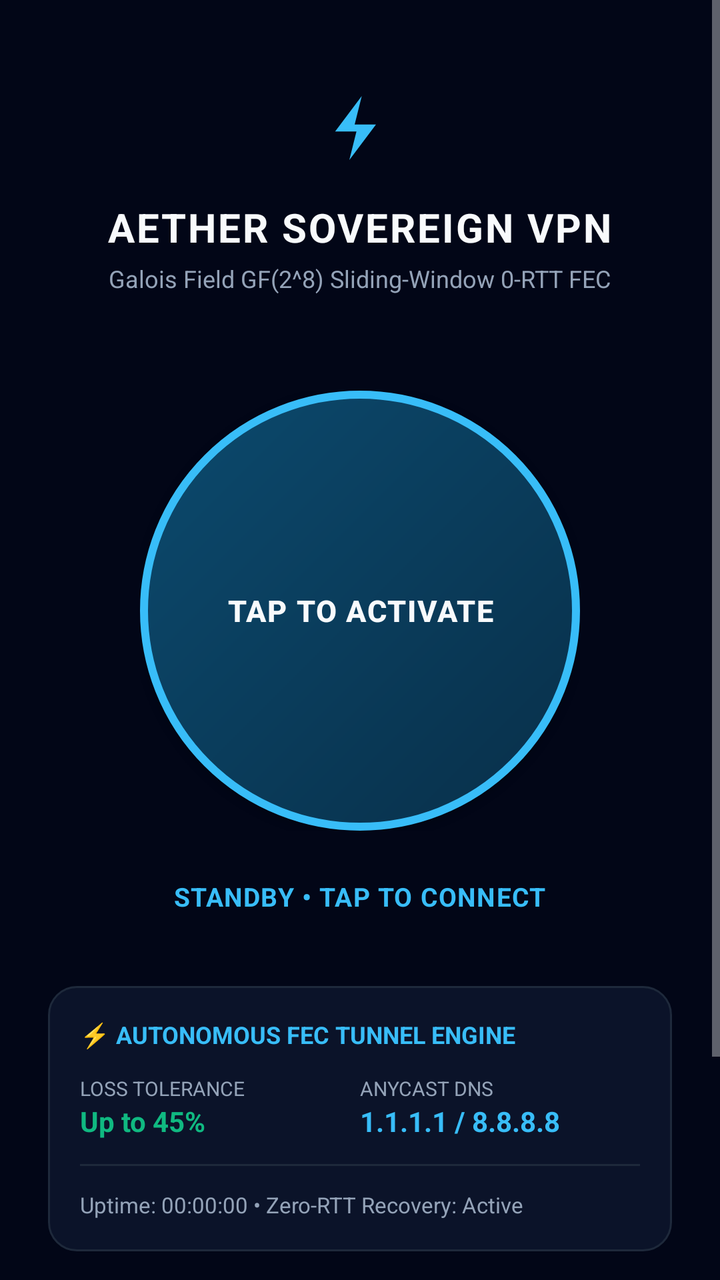
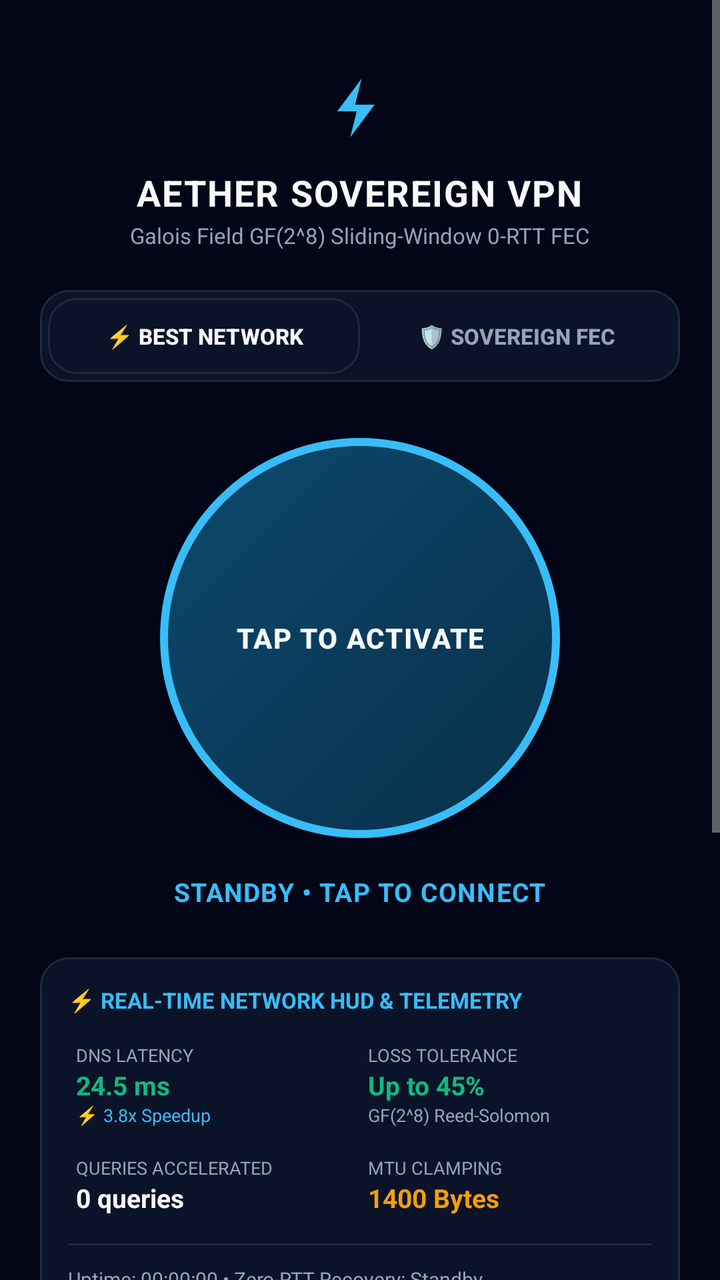

Compare the two renders of this Android layout. The source of the first and the diff that turns it into the second are given below.
<!-- AndroidManifest.xml: application theme Theme.Aether -->
<!-- res/layout/activity_main.xml -->
<?xml version="1.0" encoding="utf-8"?>
<ScrollView xmlns:android="http://schemas.android.com/apk/res/android"
    android:layout_width="match_parent"
    android:layout_height="match_parent"
    android:background="@color/bg_dark"
    android:fillViewport="true">

    <LinearLayout
        android:layout_width="match_parent"
        android:layout_height="wrap_content"
        android:orientation="vertical"
        android:padding="24dp"
        android:gravity="center_horizontal">

        
        <ImageView
            android:layout_width="48dp"
            android:layout_height="48dp"
            android:layout_marginTop="16dp"
            android:src="@drawable/ic_aether_logo" />

        <TextView
            android:layout_width="wrap_content"
            android:layout_height="wrap_content"
            android:layout_marginTop="12dp"
            android:text="@string/vpn_title"
            android:textColor="@color/text_white"
            android:textSize="20sp"
            android:textStyle="bold"
            android:letterSpacing="0.05" />

        <TextView
            android:layout_width="wrap_content"
            android:layout_height="wrap_content"
            android:layout_marginTop="4dp"
            android:text="@string/vpn_subtitle"
            android:textColor="@color/text_muted"
            android:textSize="12sp" />

        
        <FrameLayout
            android:layout_width="220dp"
            android:layout_height="220dp"
            android:layout_marginTop="48dp"
            android:layout_marginBottom="24dp">

            <Button
                android:id="@+id/btn_toggle_vpn"
                android:layout_width="match_parent"
                android:layout_height="match_parent"
                android:background="@drawable/btn_circle_idle"
                android:text="@string/btn_activate"
                android:textColor="@color/text_white"
                android:textSize="15sp"
                android:textStyle="bold"
                android:letterSpacing="0.04"
                android:elevation="8dp" />
        </FrameLayout>

        
        <TextView
            android:id="@+id/tv_vpn_status"
            android:layout_width="wrap_content"
            android:layout_height="wrap_content"
            android:text="@string/status_standby"
            android:textColor="@color/cyan_glow"
            android:textSize="13sp"
            android:textStyle="bold"
            android:letterSpacing="0.03" />

        
        <LinearLayout
            android:layout_width="match_parent"
            android:layout_height="wrap_content"
            android:layout_marginTop="36dp"
            android:background="@drawable/card_bg"
            android:orientation="vertical"
            android:padding="16dp">

            <TextView
                android:layout_width="wrap_content"
                android:layout_height="wrap_content"
                android:text="⚡ AUTONOMOUS FEC TUNNEL ENGINE"
                android:textColor="@color/cyan_glow"
                android:textSize="12sp"
                android:textStyle="bold" />

            <LinearLayout
                android:layout_width="match_parent"
                android:layout_height="wrap_content"
                android:layout_marginTop="12dp"
                android:orientation="horizontal">

                <LinearLayout
                    android:layout_width="0dp"
                    android:layout_height="wrap_content"
                    android:layout_weight="1"
                    android:orientation="vertical">
                    <TextView
                        android:layout_width="wrap_content"
                        android:layout_height="wrap_content"
                        android:text="LOSS TOLERANCE"
                        android:textColor="@color/text_muted"
                        android:textSize="10sp" />
                    <TextView
                        android:id="@+id/tv_loss_tolerance"
                        android:layout_width="wrap_content"
                        android:layout_height="wrap_content"
                        android:text="Up to 45%"
                        android:textColor="@color/emerald_glow"
                        android:textSize="14sp"
                        android:textStyle="bold" />
                </LinearLayout>

                <LinearLayout
                    android:layout_width="0dp"
                    android:layout_height="wrap_content"
                    android:layout_weight="1"
                    android:orientation="vertical">
                    <TextView
                        android:layout_width="wrap_content"
                        android:layout_height="wrap_content"
                        android:text="ANYCAST DNS"
                        android:textColor="@color/text_muted"
                        android:textSize="10sp" />
                    <TextView
                        android:id="@+id/tv_dns_status"
                        android:layout_width="wrap_content"
                        android:layout_height="wrap_content"
                        android:text="1.1.1.1 / 8.8.8.8"
                        android:textColor="@color/cyan_glow"
                        android:textSize="14sp"
                        android:textStyle="bold" />
                </LinearLayout>
            </LinearLayout>

            <View
                android:layout_width="match_parent"
                android:layout_height="1dp"
                android:layout_marginTop="12dp"
                android:layout_marginBottom="12dp"
                android:background="@color/border_subtle" />

            <TextView
                android:id="@+id/tv_uptime_telemetry"
                android:layout_width="wrap_content"
                android:layout_height="wrap_content"
                android:text="Uptime: 00:00:00 • Zero-RTT Recovery: Active"
                android:textColor="@color/text_muted"
                android:textSize="11sp" />
        </LinearLayout>

        
        <LinearLayout
            android:layout_width="match_parent"
            android:layout_height="wrap_content"
            android:layout_marginTop="16dp"
            android:layout_marginBottom="24dp"
            android:background="@drawable/card_bg"
            android:orientation="vertical"
            android:padding="16dp">

            <TextView
                android:layout_width="wrap_content"
                android:layout_height="wrap_content"
                android:text="OPERATOR CREDENTIALS"
                android:textColor="@color/text_muted"
                android:textSize="10sp"
                android:textStyle="bold" />

            <TextView
                android:layout_width="wrap_content"
                android:layout_height="wrap_content"
                android:layout_marginTop="4dp"
                android:text="Tobi Olive (@tobiolive5850)"
                android:textColor="@color/text_white"
                android:textSize="13sp"
                android:textStyle="bold" />

            <TextView
                android:layout_width="wrap_content"
                android:layout_height="wrap_content"
                android:layout_marginTop="2dp"
                android:text="tobi585olive@gmail.com"
                android:textColor="@color/text_muted"
                android:textSize="12sp" />
        </LinearLayout>

    </LinearLayout>
</ScrollView>
<!-- resources referenced by this layout -->
<resources>
  <color name="bg_dark">#020617</color>
  <color name="border_subtle">#1e293b</color>
  <color name="cyan_glow">#38bdf8</color>
  <color name="emerald_glow">#10b981</color>
  <color name="text_muted">#94a3b8</color>
  <color name="text_white">#f8fafc</color>
  <!-- drawable btn_circle_idle (drawable) -->
  <?xml version="1.0" encoding="utf-8"?>
  <shape xmlns:android="http://schemas.android.com/apk/res/android"
      android:shape="oval">
      <gradient
          android:angle="135"
          android:startColor="#082f49"
          android:endColor="#0c4a6e"
          android:type="linear" />
      <stroke
          android:width="4dp"
          android:color="#38bdf8" />
      <size
          android:width="200dp"
          android:height="200dp" />
  </shape>
  <!-- drawable card_bg (drawable) -->
  <?xml version="1.0" encoding="utf-8"?>
  <shape xmlns:android="http://schemas.android.com/apk/res/android"
      android:shape="rectangle">
      <solid android:color="#0b1329" />
      <stroke
          android:width="1dp"
          android:color="#1e293b" />
      <corners android:radius="14dp" />
  </shape>
  <!-- drawable ic_aether_logo (drawable) -->
  <vector xmlns:android="http://schemas.android.com/apk/res/android"
      android:width="108dp"
      android:height="108dp"
      android:viewportWidth="108"
      android:viewportHeight="108">
      <path
          android:fillColor="#020617"
          android:pathData="M0,0h108v108h-108z"/>
      <path
          android:fillColor="#38bdf8"
          android:pathData="M56,18L26,58h24l-8,32 30,-40h-24z"/>
  </vector>
  <string name="btn_activate">TAP TO ACTIVATE</string>
  <string name="status_standby">STANDBY • TAP TO CONNECT</string>
  <string name="vpn_subtitle">Galois Field GF(2^8) Sliding-Window 0-RTT FEC</string>
  <string name="vpn_title">AETHER SOVEREIGN VPN</string>
  <style name="Theme.Aether" parent="android:Theme.Material.NoActionBar">
          <item name="android:statusBarColor">#020617</item>
          <item name="android:navigationBarColor">#020617</item>
          <item name="android:windowBackground">#020617</item>
      </style>
</resources>

<!-- the commit's change to res/layout/activity_main.xml (unified diff, before → after) -->
@@ -9,40 +9,72 @@
         android:layout_width="match_parent"
         android:layout_height="wrap_content"
         android:orientation="vertical"
-        android:padding="24dp"
+        android:padding="20dp"
         android:gravity="center_horizontal">
 
         
         <ImageView
-            android:layout_width="48dp"
-            android:layout_height="48dp"
-            android:layout_marginTop="16dp"
+            android:layout_width="44dp"
+            android:layout_height="44dp"
+            android:layout_marginTop="12dp"
             android:src="@drawable/ic_aether_logo" />
 
         <TextView
             android:layout_width="wrap_content"
             android:layout_height="wrap_content"
-            android:layout_marginTop="12dp"
+            android:layout_marginTop="8dp"
             android:text="@string/vpn_title"
             android:textColor="@color/text_white"
-            android:textSize="20sp"
+            android:textSize="18sp"
             android:textStyle="bold"
-            android:letterSpacing="0.05" />
+            android:letterSpacing="0.04" />
 
         <TextView
             android:layout_width="wrap_content"
             android:layout_height="wrap_content"
-            android:layout_marginTop="4dp"
+            android:layout_marginTop="2dp"
             android:text="@string/vpn_subtitle"
             android:textColor="@color/text_muted"
-            android:textSize="12sp" />
+            android:textSize="11sp" />
+
+        
+        <LinearLayout
+            android:layout_width="match_parent"
+            android:layout_height="wrap_content"
+            android:layout_marginTop="20dp"
+            android:orientation="horizontal"
+            android:background="@drawable/card_bg"
+            android:padding="4dp">
+
+            <Button
+                android:id="@+id/btn_mode_best"
+                android:layout_width="0dp"
+                android:layout_height="38dp"
+                android:layout_weight="1"
+                android:text="⚡ BEST NETWORK"
+                android:textSize="11sp"
+                android:textStyle="bold"
+                android:textColor="@color/text_white"
+                android:background="@drawable/card_bg" />
+
+            <Button
+                android:id="@+id/btn_mode_turbo"
+                android:layout_width="0dp"
+                android:layout_height="38dp"
+                android:layout_weight="1"
+                android:text="🛡️ SOVEREIGN FEC"
+                android:textSize="11sp"
+                android:textStyle="bold"
+                android:textColor="@color/text_muted"
+                android:background="@android:color/transparent" />
+        </LinearLayout>
 
         
         <FrameLayout
-            android:layout_width="220dp"
-            android:layout_height="220dp"
-            android:layout_marginTop="48dp"
-            android:layout_marginBottom="24dp">
+            android:layout_width="200dp"
+            android:layout_height="200dp"
+            android:layout_marginTop="28dp"
+            android:layout_marginBottom="18dp">
 
             <Button
                 android:id="@+id/btn_toggle_vpn"
@@ -51,10 +83,10 @@
                 android:background="@drawable/btn_circle_idle"
                 android:text="@string/btn_activate"
                 android:textColor="@color/text_white"
-                android:textSize="15sp"
+                android:textSize="14sp"
                 android:textStyle="bold"
                 android:letterSpacing="0.04"
-                android:elevation="8dp" />
+                android:elevation="6dp" />
         </FrameLayout>
 
         
@@ -72,98 +104,205 @@
         <LinearLayout
             android:layout_width="match_parent"
             android:layout_height="wrap_content"
-            android:layout_marginTop="36dp"
+            android:layout_marginTop="24dp"
             android:background="@drawable/card_bg"
             android:orientation="vertical"
-            android:padding="16dp">
-
-            <TextView
-                android:layout_width="wrap_content"
-                android:layout_height="wrap_content"
-                android:text="⚡ AUTONOMOUS FEC TUNNEL ENGINE"
+            android:padding="14dp">
+
+            <TextView
+                android:layout_width="wrap_content"
+                android:layout_height="wrap_content"
+                android:text="⚡ REAL-TIME NETWORK HUD &amp; TELEMETRY"
                 android:textColor="@color/cyan_glow"
-                android:textSize="12sp"
+                android:textSize="11sp"
                 android:textStyle="bold" />
 
-            <LinearLayout
-                android:layout_width="match_parent"
-                android:layout_height="wrap_content"
-                android:layout_marginTop="12dp"
-                android:orientation="horizontal">
+            <GridLayout
+                android:layout_width="match_parent"
+                android:layout_height="wrap_content"
+                android:layout_marginTop="10dp"
+                android:columnCount="2">
 
                 <LinearLayout
                     android:layout_width="0dp"
                     android:layout_height="wrap_content"
-                    android:layout_weight="1"
-                    android:orientation="vertical">
-                    <TextView
-                        android:layout_width="wrap_content"
-                        android:layout_height="wrap_content"
-                        android:text="LOSS TOLERANCE"
-                        android:textColor="@color/text_muted"
-                        android:textSize="10sp" />
-                    <TextView
-                        android:id="@+id/tv_loss_tolerance"
-                        android:layout_width="wrap_content"
-                        android:layout_height="wrap_content"
-                        android:text="Up to 45%"
+                    android:layout_columnWeight="1"
+                    android:orientation="vertical"
+                    android:padding="4dp">
+                    <TextView
+                        android:layout_width="wrap_content"
+                        android:layout_height="wrap_content"
+                        android:text="DNS LATENCY"
+                        android:textColor="@color/text_muted"
+                        android:textSize="9sp" />
+                    <TextView
+                        android:id="@+id/tv_dns_latency"
+                        android:layout_width="wrap_content"
+                        android:layout_height="wrap_content"
+                        android:text="24.5 ms"
                         android:textColor="@color/emerald_glow"
-                        android:textSize="14sp"
+                        android:textSize="13sp"
                         android:textStyle="bold" />
+                    <TextView
+                        android:id="@+id/tv_dns_gain"
+                        android:layout_width="wrap_content"
+                        android:layout_height="wrap_content"
+                        android:text="⚡ 3.8x Speedup"
+                        android:textColor="@color/cyan_glow"
+                        android:textSize="9sp" />
                 </LinearLayout>
 
                 <LinearLayout
                     android:layout_width="0dp"
                     android:layout_height="wrap_content"
-                    android:layout_weight="1"
-                    android:orientation="vertical">
-                    <TextView
-                        android:layout_width="wrap_content"
-                        android:layout_height="wrap_content"
-                        android:text="ANYCAST DNS"
-                        android:textColor="@color/text_muted"
-                        android:textSize="10sp" />
-                    <TextView
-                        android:id="@+id/tv_dns_status"
-                        android:layout_width="wrap_content"
-                        android:layout_height="wrap_content"
-                        android:text="1.1.1.1 / 8.8.8.8"
-                        android:textColor="@color/cyan_glow"
-                        android:textSize="14sp"
+                    android:layout_columnWeight="1"
+                    android:orientation="vertical"
+                    android:padding="4dp">
+                    <TextView
+                        android:layout_width="wrap_content"
+                        android:layout_height="wrap_content"
+                        android:text="LOSS TOLERANCE"
+                        android:textColor="@color/text_muted"
+                        android:textSize="9sp" />
+                    <TextView
+                        android:id="@+id/tv_loss_tolerance"
+                        android:layout_width="wrap_content"
+                        android:layout_height="wrap_content"
+                        android:text="Up to 45%"
+                        android:textColor="@color/emerald_glow"
+                        android:textSize="13sp"
+                        android:textStyle="bold" />
+                    <TextView
+                        android:layout_width="wrap_content"
+                        android:layout_height="wrap_content"
+                        android:text="GF(2^8) Reed-Solomon"
+                        android:textColor="@color/text_muted"
+                        android:textSize="9sp" />
+                </LinearLayout>
+
+                <LinearLayout
+                    android:layout_width="0dp"
+                    android:layout_height="wrap_content"
+                    android:layout_columnWeight="1"
+                    android:orientation="vertical"
+                    android:padding="4dp"
+                    android:layout_marginTop="6dp">
+                    <TextView
+                        android:layout_width="wrap_content"
+                        android:layout_height="wrap_content"
+                        android:text="QUERIES ACCELERATED"
+                        android:textColor="@color/text_muted"
+                        android:textSize="9sp" />
+                    <TextView
+                        android:id="@+id/tv_queries_count"
+                        android:layout_width="wrap_content"
+                        android:layout_height="wrap_content"
+                        android:text="0 queries"
+                        android:textColor="@color/text_white"
+                        android:textSize="13sp"
                         android:textStyle="bold" />
                 </LinearLayout>
-            </LinearLayout>
+
+                <LinearLayout
+                    android:layout_width="0dp"
+                    android:layout_height="wrap_content"
+                    android:layout_columnWeight="1"
+                    android:orientation="vertical"
+                    android:padding="4dp"
+                    android:layout_marginTop="6dp">
+                    <TextView
+                        android:layout_width="wrap_content"
+                        android:layout_height="wrap_content"
+                        android:text="MTU CLAMPING"
+                        android:textColor="@color/text_muted"
+                        android:textSize="9sp" />
+                    <TextView
+                        android:layout_width="wrap_content"
+                        android:layout_height="wrap_content"
+                        android:text="1400 Bytes"
+                        android:textColor="@color/amber_alert"
+                        android:textSize="13sp"
+                        android:textStyle="bold" />
+                </LinearLayout>
+            </GridLayout>
 
             <View
                 android:layout_width="match_parent"
                 android:layout_height="1dp"
-                android:layout_marginTop="12dp"
-                android:layout_marginBottom="12dp"
+                android:layout_marginTop="10dp"
+                android:layout_marginBottom="10dp"
                 android:background="@color/border_subtle" />
 
             <TextView
                 android:id="@+id/tv_uptime_telemetry"
                 android:layout_width="wrap_content"
                 android:layout_height="wrap_content"
-                android:text="Uptime: 00:00:00 • Zero-RTT Recovery: Active"
+                android:text="Uptime: 00:00:00 • Zero-RTT Recovery: Standby"
                 android:textColor="@color/text_muted"
-                android:textSize="11sp" />
+                android:textSize="10sp" />
         </LinearLayout>
 
         
         <LinearLayout
             android:layout_width="match_parent"
             android:layout_height="wrap_content"
-            android:layout_marginTop="16dp"
+            android:layout_marginTop="14dp"
+            android:background="@drawable/card_bg"
+            android:orientation="vertical"
+            android:padding="14dp">
+
+            <TextView
+                android:layout_width="wrap_content"
+                android:layout_height="wrap_content"
+                android:text="🔍 REAL-TIME ANYCAST ROUTE BENCHMARK"
+                android:textColor="@color/cyan_glow"
+                android:textSize="11sp"
+                android:textStyle="bold" />
+
+            <TextView
+                android:layout_width="wrap_content"
+                android:layout_height="wrap_content"
+                android:layout_marginTop="2dp"
+                android:text="@string/audit_hint"
+                android:textColor="@color/text_muted"
+                android:textSize="10sp" />
+
+            <Button
+                android:id="@+id/btn_run_audit"
+                android:layout_width="match_parent"
+                android:layout_height="38dp"
+                android:layout_marginTop="10dp"
+                android:text="@string/btn_run_audit"
+                android:textColor="@color/text_white"
+                android:textSize="11sp"
+                android:textStyle="bold"
+                android:background="@drawable/card_bg" />
+
+            <TextView
+                android:id="@+id/tv_audit_results"
+                android:layout_width="match_parent"
+                android:layout_height="wrap_content"
+                android:layout_marginTop="8dp"
+                android:text="• Cloudflare 1.1.1.1: Ready\n• Google 8.8.8.8: Ready\n• Quad9 9.9.9.9: Ready"
+                android:textColor="@color/text_white"
+                android:textSize="11sp"
+                android:lineSpacingExtra="3dp" />
+        </LinearLayout>
+
+        
+        <LinearLayout
+            android:layout_width="match_parent"
+            android:layout_height="wrap_content"
+            android:layout_marginTop="14dp"
             android:layout_marginBottom="24dp"
             android:background="@drawable/card_bg"
             android:orientation="vertical"
-            android:padding="16dp">
-
-            <TextView
-                android:layout_width="wrap_content"
-                android:layout_height="wrap_content"
-                android:text="OPERATOR CREDENTIALS"
+            android:padding="14dp">
+
+            <TextView
+                android:layout_width="wrap_content"
+                android:layout_height="wrap_content"
+                android:text="OPERATOR CREDENTIALS (PROTOCOL VERIFIED)"
                 android:textColor="@color/text_muted"
                 android:textSize="10sp"
                 android:textStyle="bold" />
@@ -174,7 +313,7 @@
                 android:layout_marginTop="4dp"
                 android:text="Tobi Olive (@tobiolive5850)"
                 android:textColor="@color/text_white"
-                android:textSize="13sp"
+                android:textSize="12sp"
                 android:textStyle="bold" />
 
             <TextView
@@ -182,8 +321,8 @@
                 android:layout_height="wrap_content"
                 android:layout_marginTop="2dp"
                 android:text="tobi585olive@gmail.com"
-                android:textColor="@color/text_muted"
-                android:textSize="12sp" />
+                android:textColor="@color/cyan_glow"
+                android:textSize="11sp" />
         </LinearLayout>
 
     </LinearLayout>
<!-- resource entries referenced after the edit -->
@@ -1,5 +1,6 @@
 <!-- resources referenced by this layout -->
 <resources>
+  <color name="amber_alert">#f59e0b</color>
   <color name="bg_dark">#020617</color>
   <color name="border_subtle">#1e293b</color>
   <color name="cyan_glow">#38bdf8</color>
@@ -45,7 +46,9 @@
           android:fillColor="#38bdf8"
           android:pathData="M56,18L26,58h24l-8,32 30,-40h-24z"/>
   </vector>
+  <string name="audit_hint">Benchmarks Cloudflare, Google, and Quad9 routes from your current device connection</string>
   <string name="btn_activate">TAP TO ACTIVATE</string>
+  <string name="btn_run_audit">🔍 RUN LIVE NETWORK AUDIT</string>
   <string name="status_standby">STANDBY • TAP TO CONNECT</string>
   <string name="vpn_subtitle">Galois Field GF(2^8) Sliding-Window 0-RTT FEC</string>
   <string name="vpn_title">AETHER SOVEREIGN VPN</string>
